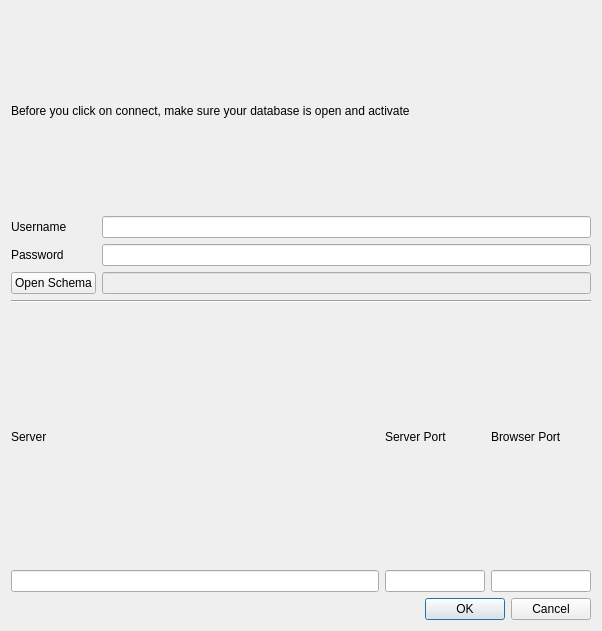
Old version of the form nestor/ui/dialogmenu_databaseconnect.ui in the repository usnistgov/nestor.
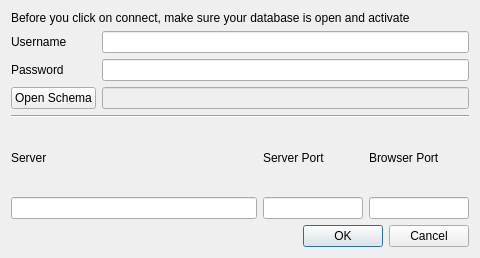
New version of the form.

Commit message: set maximum size of dialogbox to little working on Commect to database

```diff
--- a/nestor/ui/dialogmenu_databaseconnect.ui
+++ b/nestor/ui/dialogmenu_databaseconnect.ui
@@ -6,10 +6,16 @@
    <rect>
     <x>0</x>
     <y>0</y>
-    <width>602</width>
-    <height>631</height>
+    <width>480</width>
+    <height>258</height>
    </rect>
   </property>
+  <property name="maximumSize">
+   <size>
+    <width>480</width>
+    <height>258</height>
+   </size>
+  </property>
   <property name="windowTitle">
    <string>Connect to Database</string>
   </property>
```
The commit also changes 6 other files.
